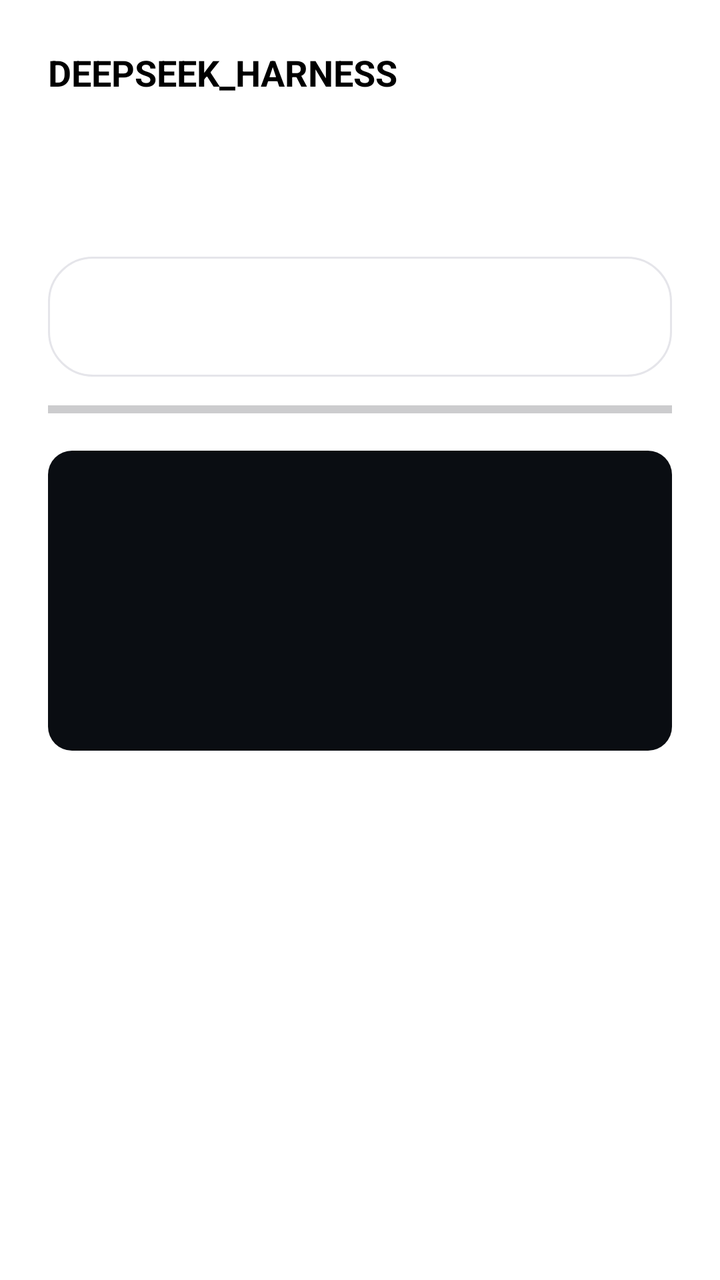
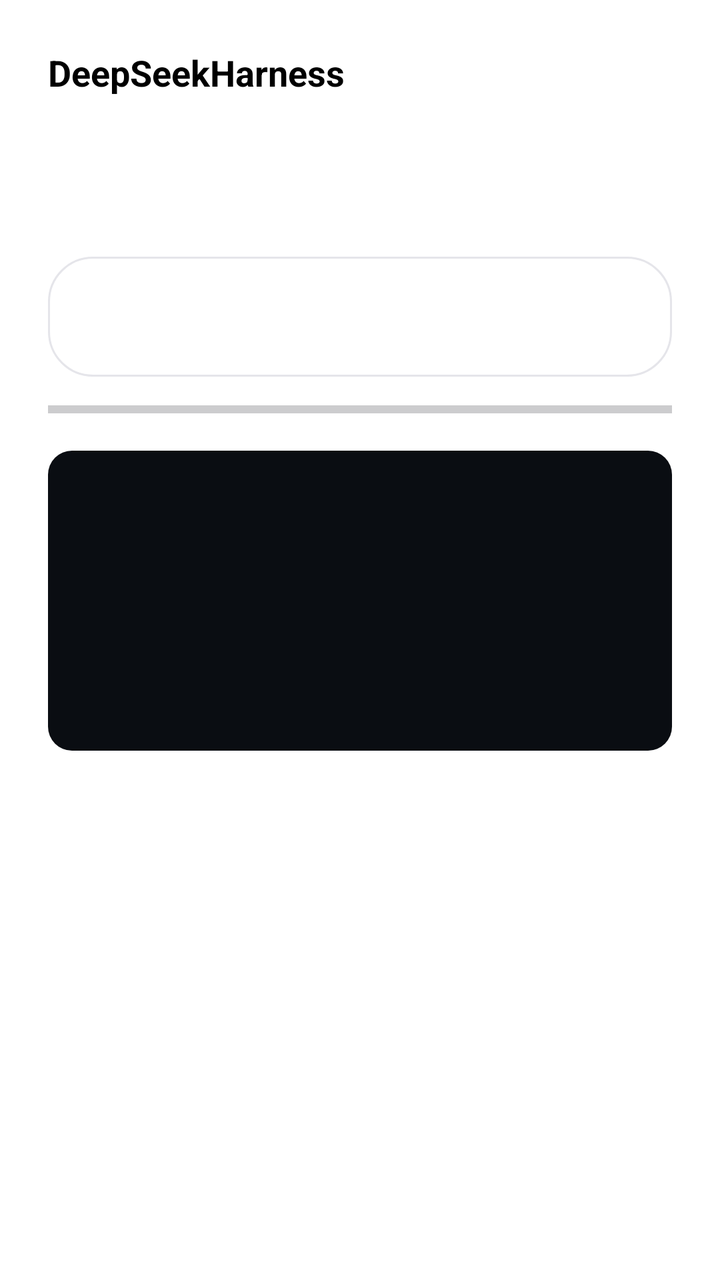

An Android layout rendered at two revisions. The XML below is the earlier revision; the diff shows what the commit changed to produce the second picture.
<!-- AndroidManifest.xml: activity theme Theme.DeepseekHarness -->
<!-- res/layout/activity_extract.xml -->
<LinearLayout xmlns:android="http://schemas.android.com/apk/res/android" android:layout_width="match_parent" android:layout_height="match_parent" android:orientation="vertical" android:background="@color/surface" android:padding="24dp">
<TextView android:layout_width="match_parent" android:layout_height="wrap_content" android:text="DEEPSEEK_HARNESS" android:textStyle="bold" android:textSize="18sp" android:textColor="@color/text" android:layout_marginBottom="24dp"/>
<TextView android:id="@+id/extract_title" android:layout_width="match_parent" android:layout_height="wrap_content" android:textSize="27sp" android:textStyle="bold" android:textColor="@color/text"/>
<ScrollView android:layout_width="match_parent" android:layout_height="0dp" android:layout_weight="1" android:layout_marginTop="20dp"><LinearLayout android:layout_width="match_parent" android:layout_height="wrap_content" android:orientation="vertical">
<LinearLayout android:layout_width="match_parent" android:layout_height="wrap_content" android:orientation="horizontal" android:gravity="center_vertical" android:padding="16dp" android:background="@drawable/bg_card">
<ProgressBar android:id="@+id/extract_bar" android:layout_width="28dp" android:layout_height="28dp" android:indeterminateTint="@color/primary"/>
<TextView android:id="@+id/extract_status" android:layout_width="0dp" android:layout_weight="1" android:layout_height="wrap_content" android:layout_marginStart="14dp" android:textColor="@color/text" android:textSize="15sp" android:textStyle="bold"/>
</LinearLayout>
<ProgressBar android:id="@+id/extract_progress" style="?android:attr/progressBarStyleHorizontal" android:layout_width="match_parent" android:layout_height="5dp" android:layout_marginTop="14dp" android:indeterminateTint="@color/primary"/>
<TextView android:id="@+id/extract_detail" android:layout_width="match_parent" android:layout_height="wrap_content" android:minHeight="150dp" android:layout_marginTop="18dp" android:padding="16dp" android:background="@drawable/bg_ui2_console" android:textColor="@color/ui2_log_text" android:fontFamily="monospace" android:textSize="12sp" android:lineSpacingExtra="5dp"/>
<TextView android:id="@+id/extract_error" android:layout_width="match_parent" android:layout_height="wrap_content" android:layout_marginTop="14dp" android:padding="14dp" android:textSize="12sp" android:textColor="@color/err" android:background="@drawable/bg_error_box" android:visibility="gone"/>
</LinearLayout></ScrollView>
<LinearLayout android:id="@+id/extract_actions" android:layout_width="match_parent" android:layout_height="wrap_content" android:orientation="vertical" android:paddingTop="12dp"/>
</LinearLayout>
<!-- resources referenced by this layout -->
<resources>
  <color name="err">#48484A</color>
  <color name="primary">#000000</color>
  <color name="surface">#FFFFFF</color>
  <color name="text">#000000</color>
  <color name="ui2_log_text">#BBCBDD</color>
  <!-- drawable bg_card (drawable) -->
  <?xml version="1.0" encoding="utf-8"?>
  <shape xmlns:android="http://schemas.android.com/apk/res/android" android:shape="rectangle">
      <gradient android:type="linear" android:angle="270"
          android:startColor="@color/card" android:endColor="@color/raised" />
      <corners android:radius="@dimen/radius_card" />
      <stroke android:width="@dimen/stroke" android:color="@color/line" />
  </shape>
  <!-- drawable bg_ui2_console (drawable) -->
  <?xml version='1.0' encoding='utf-8'?>
  <shape xmlns:android="http://schemas.android.com/apk/res/android">
      <solid android:color="#0A0D12" />
      <corners android:radius="12dp" />
  </shape>
  <style name="Theme.DeepseekHarness" parent="Theme.DEEPSEEK_HARNESS_Base">
          <item name="android:windowLightStatusBar">true</item>
      </style>
  <color name="card">#FFFFFF</color>
  <color name="raised">#FFFFFF</color>
  <dimen name="radius_card">22dp</dimen>
  <dimen name="stroke">1dp</dimen>
  <color name="line">#E5E5EA</color>
  <color name="err_bg">#0FF2F2F7</color>
  <dimen name="radius_control">16dp</dimen>
  <color name="accent_on">#FFFFFF</color>
  <color name="primary_dark">#1C1C1E</color>
  <color name="ripple">#0F000000</color>
  <color name="text_secondary">#3C3C43</color>
  <color name="error_on">#FFFFFF</color>
  <color name="text_muted">#8E8E93</color>
  <style name="Widget.DEEPSEEK_HARNESS_RadioButton" parent="Widget.Material3.CompoundButton.RadioButton">
          <item name="android:textColor">@color/button_text</item>
      </style>
  <style name="Widget.DEEPSEEK_HARNESS_CheckBox" parent="Widget.Material3.CompoundButton.CheckBox">
          <item name="android:textColor">@color/button_text</item>
          <item name="android:button">@drawable/checkbox_custom</item>
      </style>
  <style name="Widget.DEEPSEEK_HARNESS_Switch" parent="Widget.Material3.CompoundButton.MaterialSwitch">
          <item name="android:textColor">@color/button_text</item>
      </style>
  <style name="Shape.DEEPSEEK_HARNESS_Dialog" parent="">
          <item name="cornerFamily">rounded</item>
          <item name="cornerSize">32dp</item>
      </style>
  <style name="TextAppearance.DEEPSEEK_HARNESS_DialogBody" parent="MaterialAlertDialog.Material3.Body.Text">
          <item name="android:textColor">@color/text_secondary</item><item name="android:textSize">15sp</item>
      </style>
  <!-- drawable bg_btn_primary (drawable) -->
  <?xml version="1.0" encoding="utf-8"?>
  <ripple xmlns:android="http://schemas.android.com/apk/res/android" android:color="@color/primary_ripple">
      <item android:id="@android:id/mask">
          <shape android:shape="rectangle">
              <solid android:color="#FFFFFFFF" />
              <corners android:radius="@dimen/radius_control" />
          </shape>
      </item>
      <item>
          <selector>
              <item android:state_enabled="false">
                  <shape android:shape="rectangle">
                      <solid android:color="@color/disabled" />
                      <corners android:radius="@dimen/radius_control" />
                  </shape>
              </item>
              <item>
                  <shape android:shape="rectangle">
                      <gradient android:type="linear" android:angle="270"
                          android:startColor="@color/primary_dark" android:endColor="@color/primary" />
                      <corners android:radius="@dimen/radius_control" />
                  </shape>
              </item>
          </selector>
      </item>
  </ripple>
  <dimen name="text_body">15sp</dimen>
  <color name="disabled">#E9E9EE</color>
  <color name="primary_ripple">#1A000000</color>
  <!-- unchanged entries left out for length: 14 -->
</resources>

<!-- the commit's change to res/layout/activity_extract.xml (unified diff, before → after) -->
@@ -1,5 +1,5 @@
 <LinearLayout xmlns:android="http://schemas.android.com/apk/res/android" android:layout_width="match_parent" android:layout_height="match_parent" android:orientation="vertical" android:background="@color/surface" android:padding="24dp">
-<TextView android:layout_width="match_parent" android:layout_height="wrap_content" android:text="DEEPSEEK_HARNESS" android:textStyle="bold" android:textSize="18sp" android:textColor="@color/text" android:layout_marginBottom="24dp"/>
+<TextView android:layout_width="match_parent" android:layout_height="wrap_content" android:text="DeepSeekHarness" android:textStyle="bold" android:textSize="18sp" android:textColor="@color/text" android:layout_marginBottom="24dp"/>
 <TextView android:id="@+id/extract_title" android:layout_width="match_parent" android:layout_height="wrap_content" android:textSize="27sp" android:textStyle="bold" android:textColor="@color/text"/>
 <ScrollView android:layout_width="match_parent" android:layout_height="0dp" android:layout_weight="1" android:layout_marginTop="20dp"><LinearLayout android:layout_width="match_parent" android:layout_height="wrap_content" android:orientation="vertical">
 <LinearLayout android:layout_width="match_parent" android:layout_height="wrap_content" android:orientation="horizontal" android:gravity="center_vertical" android:padding="16dp" android:background="@drawable/bg_card">
<!-- resource entries referenced after the edit -->
@@ -8,8 +8,7 @@
   <!-- drawable bg_card (drawable) -->
   <?xml version="1.0" encoding="utf-8"?>
   <shape xmlns:android="http://schemas.android.com/apk/res/android" android:shape="rectangle">
-      <gradient android:type="linear" android:angle="270"
-          android:startColor="@color/card" android:endColor="@color/raised" />
+      <solid android:color="@color/card" />
       <corners android:radius="@dimen/radius_card" />
       <stroke android:width="@dimen/stroke" android:color="@color/line" />
   </shape>
@@ -54,13 +53,16 @@
       </style>
   <!-- drawable bg_btn_primary (drawable) -->
   <?xml version="1.0" encoding="utf-8"?>
-  <ripple xmlns:android="http://schemas.android.com/apk/res/android" android:color="@color/primary_ripple">
+  <ripple xmlns:android="http://schemas.android.com/apk/res/android"
+      android:color="@color/primary_ripple">
+  
       <item android:id="@android:id/mask">
           <shape android:shape="rectangle">
               <solid android:color="#FFFFFFFF" />
               <corners android:radius="@dimen/radius_control" />
           </shape>
       </item>
+  
       <item>
           <selector>
               <item android:state_enabled="false">
@@ -71,8 +73,7 @@
               </item>
               <item>
                   <shape android:shape="rectangle">
-                      <gradient android:type="linear" android:angle="270"
-                          android:startColor="@color/primary_dark" android:endColor="@color/primary" />
+                      <solid android:color="@color/primary" />
                       <corners android:radius="@dimen/radius_control" />
                   </shape>
               </item>
